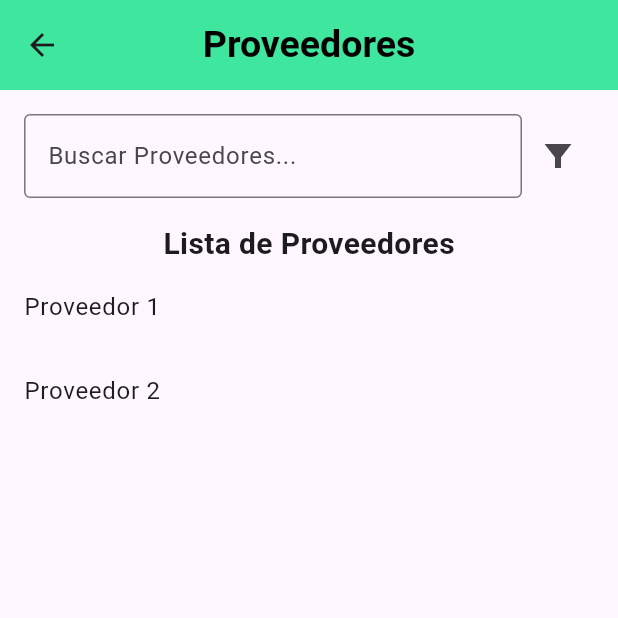
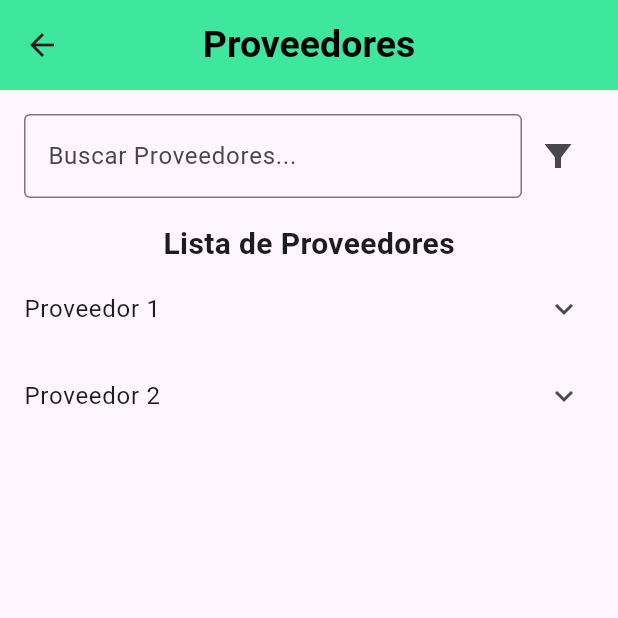
Before and after one commit to atn25042002/soluciones_moviles_mod_proveedores, a Flutter app: the screen it shows after launch, after a tap on "Proveedores", on a phone screen of 412 x 824 dp, the top half of it. Run offline on Flutter 3.47's test engine with Material 3 defaults, Android fonts, the phone set to English and light mode, and no system bars.

Commit message:
widget de listaDesplegable

```diff
--- a/lib/pages/entityPage.dart
+++ b/lib/pages/entityPage.dart
@@ -85,10 +85,13 @@ class Entitypage extends StatelessWidget {
             child: ListView.builder(
               itemCount: elementos.length,
               itemBuilder: (context, index) {
-                print(elementos);
-                return ListTile(
-                  title: Text(elementos[index].nombre),
-                );
+                var elemtno = elementos[index];
+                return ExpansionTile(
+                  title: Text(elemtno.nombre),
+                  children: <Widget>[Row(
+                    mainAxisAlignment: MainAxisAlignment.spaceBetween,
+                    children: [Text(elemtno.codigo),Text(elemtno.estadoRegistro),Icon(Icons.edit)])],
+                  );
               },
             ),
           ),
```
